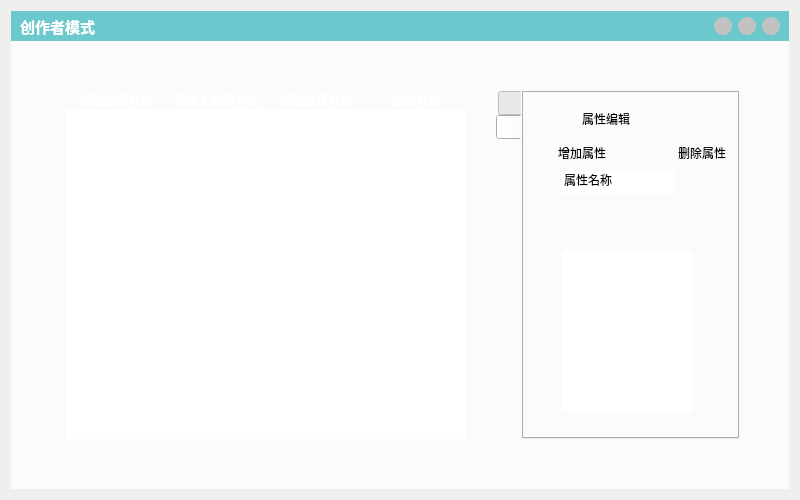
Qt form storyteller_test/framelessWidgetDeveloper.ui (goldenbough0/StoryTeller) before a commit.
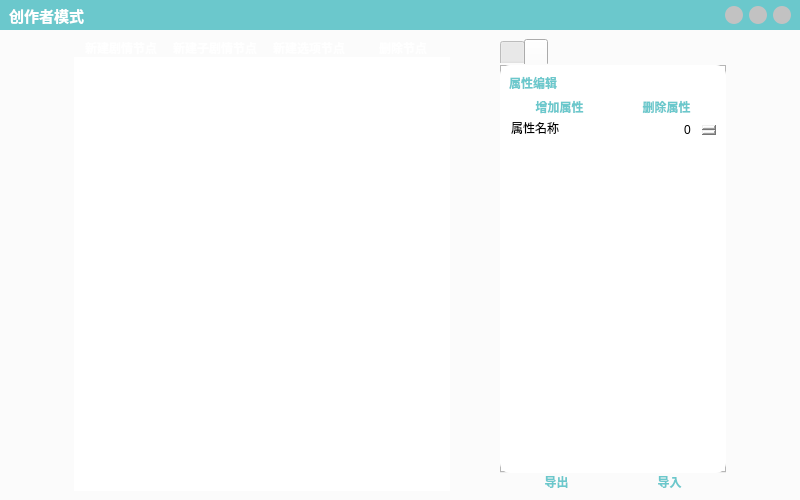
The same form after that commit. The open tabs and pages were chosen to show the change. Icons and pictures are not drawn. Custom widgets are drawn as their Qt base class.

Commit message: update attribute system

Diff of the .ui file:
```diff
--- a/storyteller_test/framelessWidgetDeveloper.ui
+++ b/storyteller_test/framelessWidgetDeveloper.ui
@@ -17,6 +17,21 @@
    <string notr="true"/>
   </property>
   <layout class="QGridLayout" name="gridLayout_2">
+   <property name="leftMargin">
+    <number>0</number>
+   </property>
+   <property name="topMargin">
+    <number>0</number>
+   </property>
+   <property name="rightMargin">
+    <number>0</number>
+   </property>
+   <property name="bottomMargin">
+    <number>0</number>
+   </property>
+   <property name="spacing">
+    <number>0</number>
+   </property>
    <item row="0" column="0">
     <layout class="QGridLayout" name="gridLayout">
      <property name="leftMargin">
@@ -213,35 +228,50 @@
               <property name="styleSheet">
                <string notr="true">#mainDisplayWidget{
 background-color: rgb(251, 251, 251);
-border-image:url(:/photos/rey-seven-_nm_mZ4Cs2I-unsplash.jpg)
+border-image:url(:/photos/lex-melony-R5WSLOYauCg-unsplash.jpg);
 }</string>
               </property>
-              <layout class="QGridLayout" name="gridLayout_3" columnstretch="5,3">
-               <property name="sizeConstraint">
-                <enum>QLayout::SetNoConstraint</enum>
-               </property>
-               <property name="leftMargin">
-                <number>50</number>
-               </property>
-               <property name="topMargin">
-                <number>50</number>
-               </property>
-               <property name="rightMargin">
-                <number>50</number>
-               </property>
-               <property name="bottomMargin">
-                <number>50</number>
-               </property>
-               <property name="horizontalSpacing">
-                <number>30</number>
-               </property>
-               <property name="verticalSpacing">
-                <number>0</number>
-               </property>
+              <layout class="QGridLayout" name="gridLayout_3">
                <item row="0" column="0">
+                <spacer name="verticalSpacer">
+                 <property name="orientation">
+                  <enum>Qt::Vertical</enum>
+                 </property>
+                 <property name="sizeHint" stdset="0">
+                  <size>
+                   <width>20</width>
+                   <height>17</height>
+                  </size>
+                 </property>
+                </spacer>
+               </item>
+               <item row="1" column="0">
+                <layout class="QHBoxLayout" name="horizontalLayout_8" stretch="1,10,1">
+                 <item>
+                  <spacer name="horizontalSpacer_3">
+                   <property name="orientation">
+                    <enum>Qt::Horizontal</enum>
+                   </property>
+                   <property name="sizeHint" stdset="0">
+                    <size>
+                     <width>40</width>
+                     <height>20</height>
+                    </size>
+                   </property>
+                  </spacer>
+                 </item>
+                 <item>
+                  <layout class="QHBoxLayout" name="horizontalLayout_7" stretch="5,3">
+                   <property name="spacing">
+                    <number>50</number>
+                   </property>
+                   <item>
                 <layout class="QVBoxLayout" name="verticalLayout_4">
+                     <property name="spacing">
+                      <number>0</number>
+                     </property>
                  <property name="leftMargin">
-                  <number>5</number>
+                      <number>0</number>
                  </property>
                  <property name="bottomMargin">
                   <number>0</number>
@@ -252,7 +282,7 @@
                     <number>0</number>
                    </property>
                    <item>
-                    <widget class="QtMaterialFlatButton" name="new_story">
+                        <widget class="QtMaterialRaisedButton" name="new_story">
                      <property name="styleSheet">
                       <string notr="true"> QPushButton {
       min-width: 90px;
@@ -278,7 +308,7 @@
                     </widget>
                    </item>
                    <item>
-                    <widget class="QtMaterialFlatButton" name="new_childstory">
+                        <widget class="QtMaterialRaisedButton" name="new_childstory">
                      <property name="styleSheet">
                       <string notr="true">  QPushButton {
       min-width: 90px;
@@ -304,7 +334,7 @@
                     </widget>
                    </item>
                    <item>
-                    <widget class="QtMaterialFlatButton" name="new_choice">
+                        <widget class="QtMaterialRaisedButton" name="new_choice">
                      <property name="styleSheet">
                       <string notr="true">  QPushButton {
       min-width: 90px;
@@ -330,7 +360,7 @@
                     </widget>
                    </item>
                    <item>
-                    <widget class="QtMaterialFlatButton" name="new_delete">
+                        <widget class="QtMaterialRaisedButton" name="new_delete">
                      <property name="styleSheet">
                       <string notr="true">  QPushButton {
       min-width: 90px;
@@ -366,7 +396,12 @@
                  </item>
                 </layout>
                </item>
-               <item row="0" column="1">
+                   <item>
+                    <layout class="QVBoxLayout" name="verticalLayout_2">
+                     <property name="spacing">
+                      <number>0</number>
+                     </property>
+                     <item>
                 <widget class="QTabWidget" name="edit_value">
                  <property name="sizePolicy">
                   <sizepolicy hsizetype="Expanding" vsizetype="Expanding">
@@ -386,8 +421,14 @@
                    <height>360</height>
                   </size>
                  </property>
+                       <property name="styleSheet">
+                        <string notr="true">#edit_value{
+background-color: white;
+border-radius:100px;
+}</string>
+                       </property>
                  <property name="tabPosition">
-                  <enum>QTabWidget::West</enum>
+                        <enum>QTabWidget::North</enum>
                  </property>
                  <property name="tabShape">
                   <enum>QTabWidget::Rounded</enum>
@@ -397,8 +438,8 @@
                  </property>
                  <property name="iconSize">
                   <size>
-                   <width>16</width>
-                   <height>15</height>
+                         <width>5</width>
+                         <height>5</height>
                   </size>
                  </property>
                  <property name="elideMode">
@@ -414,12 +455,24 @@
                   <bool>false</bool>
                  </property>
                  <widget class="QWidget" name="edit_node">
+                        <property name="styleSheet">
+                         <string notr="true">#edit_node{
+background-color: white;}</string>
+                        </property>
                   <attribute name="title">
                    <string/>
                   </attribute>
                   <layout class="QGridLayout" name="gridLayout_5">
                    <item row="0" column="0">
                     <widget class="QLabel" name="node_label">
+                           <property name="styleSheet">
+                            <string notr="true">QLabel{
+
+font-weight:bold;
+color:#6bc8cc;
+border:none;
+}</string>
+                           </property>
                      <property name="text">
                       <string>节点编辑</string>
                      </property>
@@ -440,7 +493,23 @@
                     </widget>
                    </item>
                    <item row="2" column="0">
-                    <widget class="QtMaterialFlatButton" name="save_text_button">
+                          <widget class="QtMaterialRaisedButton" name="save_node_text_button">
+                           <property name="styleSheet">
+                            <string notr="true">  QPushButton {
+      min-width: 90px;
+	  font-family: &quot;Microsoft YaHei&quot;;
+	  font-size:9pt;
+	  font-weight: bold;
+	  color:#6bc8cc;
+  }
+ QPushButton:hover {
+      min-width: 80px;
+	  font-family: &quot;Microsoft YaHei&quot;;
+	  font-size:8pt;
+	  font-weight: bold;
+	  color:#6bc8cc;
+ }</string>
+                           </property>
                      <property name="text">
                       <string>保存文本内容</string>
                      </property>
@@ -448,6 +517,14 @@
                    </item>
                    <item row="3" column="0">
                     <widget class="QLabel" name="node_attribute_label">
+                           <property name="styleSheet">
+                            <string notr="true">QLabel{
+
+font-weight:bold;
+color:#6bc8cc;
+border:none;
+}</string>
+                           </property>
                      <property name="text">
                       <string>属性编辑</string>
                      </property>
@@ -456,16 +533,19 @@
                    <item row="4" column="0">
                     <layout class="QHBoxLayout" name="horizontalLayout">
                      <item>
-                      <widget class="QLineEdit" name="attribute_name_Edit">
+                            <widget class="QLineEdit" name="node_attribute_name_Edit">
                        <property name="text">
                         <string>属性名称</string>
                        </property>
                       </widget>
                      </item>
                      <item>
-                      <widget class="QLineEdit" name="lineEdit_2">
-                       <property name="text">
-                        <string>数值变化/判定</string>
+                            <widget class="QSpinBox" name="node_attribute_value_Edit">
+                             <property name="minimum">
+                              <number>-100</number>
+                             </property>
+                             <property name="maximum">
+                              <number>100</number>
                        </property>
                       </widget>
                      </item>
@@ -477,14 +557,46 @@
                       <number>0</number>
                      </property>
                      <item>
-                      <widget class="QtMaterialFlatButton" name="add_attribute_button">
+                            <widget class="QtMaterialRaisedButton" name="add_node_attribute_button">
+                             <property name="styleSheet">
+                              <string notr="true">  QPushButton {
+      min-width: 90px;
+	  font-family: &quot;Microsoft YaHei&quot;;
+	  font-size:9pt;
+	  font-weight: bold;
+	  color:#6bc8cc;
+  }
+ QPushButton:hover {
+      min-width: 80px;
+	  font-family: &quot;Microsoft YaHei&quot;;
+	  font-size:8pt;
+	  font-weight: bold;
+	  color:#6bc8cc;
+ }</string>
+                             </property>
                        <property name="text">
                         <string>增加</string>
                        </property>
                       </widget>
                      </item>
                      <item>
-                      <widget class="QtMaterialFlatButton" name="delete_attribute_button">
+                            <widget class="QtMaterialRaisedButton" name="delete_node_attribute_button">
+                             <property name="styleSheet">
+                              <string notr="true">  QPushButton {
+      min-width: 90px;
+	  font-family: &quot;Microsoft YaHei&quot;;
+	  font-size:9pt;
+	  font-weight: bold;
+	  color:#6bc8cc;
+  }
+ QPushButton:hover {
+      min-width: 80px;
+	  font-family: &quot;Microsoft YaHei&quot;;
+	  font-size:8pt;
+	  font-weight: bold;
+	  color:#6bc8cc;
+ }</string>
+                             </property>
                        <property name="text">
                         <string>删除</string>
                        </property>
@@ -493,78 +605,196 @@
                     </layout>
                    </item>
                    <item row="6" column="0">
-                    <widget class="QListWidget" name="listWidget_2"/>
+                          <widget class="QListWidget" name="node_attribute_list"/>
                    </item>
                   </layout>
                  </widget>
                  <widget class="QWidget" name="edit_attribute">
+                        <property name="styleSheet">
+                         <string notr="true">#edit_attribute{
+background-color: white;
+border-radius:10px;
+}</string>
+                        </property>
                   <attribute name="title">
                    <string/>
                   </attribute>
+                        <layout class="QGridLayout" name="gridLayout_6">
+                         <item row="0" column="0">
                   <widget class="QLabel" name="label_4">
-                   <property name="geometry">
-                    <rect>
-                     <x>60</x>
-                     <y>20</y>
-                     <width>81</width>
-                     <height>16</height>
-                    </rect>
+                           <property name="styleSheet">
+                            <string notr="true">QLabel{
+
+font-weight:bold;
+color:#6bc8cc;
+border:none;
+}</string>
                    </property>
                    <property name="text">
                     <string>属性编辑</string>
                    </property>
                   </widget>
-                  <widget class="QPushButton" name="pushButton_4">
-                   <property name="geometry">
-                    <rect>
-                     <x>20</x>
-                     <y>50</y>
-                     <width>80</width>
-                     <height>24</height>
-                    </rect>
+                         </item>
+                         <item row="1" column="0">
+                          <layout class="QHBoxLayout" name="horizontalLayout_4">
+                           <item>
+                            <widget class="QtMaterialFlatButton" name="add_attribute_btn">
+                             <property name="styleSheet">
+                              <string notr="true">  QPushButton {
+      min-width: 90px;
+	  font-family: &quot;Microsoft YaHei&quot;;
+	  font-size:9pt;
+	  font-weight: bold;
+	  color:#6bc8cc;
+  }
+ QPushButton:hover {
+      min-width: 80px;
+	  font-family: &quot;Microsoft YaHei&quot;;
+	  font-size:8pt;
+	  font-weight: bold;
+	  color:#6bc8cc;
+ }</string>
                    </property>
                    <property name="text">
                     <string>增加属性</string>
                    </property>
                   </widget>
-                  <widget class="QPushButton" name="pushButton_5">
-                   <property name="geometry">
-                    <rect>
-                     <x>140</x>
-                     <y>50</y>
-                     <width>80</width>
-                     <height>24</height>
-                    </rect>
+                           </item>
+                           <item>
+                            <widget class="QtMaterialFlatButton" name="delete_attribute_btn">
+                             <property name="styleSheet">
+                              <string notr="true">  QPushButton {
+      min-width: 90px;
+	  font-family: &quot;Microsoft YaHei&quot;;
+	  font-size:9pt;
+	  font-weight: bold;
+	  color:#6bc8cc;
+  }
+ QPushButton:hover {
+      min-width: 80px;
+	  font-family: &quot;Microsoft YaHei&quot;;
+	  font-size:8pt;
+	  font-weight: bold;
+	  color:#6bc8cc;
+ }</string>
                    </property>
                    <property name="text">
                     <string>删除属性</string>
                    </property>
                   </widget>
-                  <widget class="QListWidget" name="listWidget">
-                   <property name="geometry">
-                    <rect>
-                     <x>40</x>
-                     <y>160</y>
-                     <width>131</width>
-                     <height>161</height>
-                    </rect>
-                   </property>
-                  </widget>
-                  <widget class="QLineEdit" name="lineEdit">
-                   <property name="geometry">
-                    <rect>
-                     <x>40</x>
-                     <y>80</y>
-                     <width>113</width>
-                     <height>23</height>
-                    </rect>
+                           </item>
+                          </layout>
+                         </item>
+                         <item row="2" column="0">
+                          <layout class="QHBoxLayout" name="horizontalLayout_5">
+                           <item>
+                            <widget class="QLineEdit" name="attribute_name_edit">
+                             <property name="styleSheet">
+                              <string notr="true">QLabel{
+
+font-weight:bold;
+color:#6bc8cc;
+border:none;
+}</string>
                    </property>
                    <property name="text">
                     <string>属性名称</string>
                    </property>
                   </widget>
-                 </widget>
-                </widget>
+                           </item>
+                           <item>
+                            <widget class="QSpinBox" name="attribute_value_edit"/>
+                           </item>
+                          </layout>
+                         </item>
+                         <item row="3" column="0">
+                          <widget class="QListWidget" name="attribute_list"/>
+                         </item>
+                        </layout>
+                       </widget>
+                      </widget>
+                     </item>
+                     <item>
+                      <layout class="QHBoxLayout" name="horizontalLayout_6">
+                       <item>
+                        <widget class="QtMaterialRaisedButton" name="file_out">
+                         <property name="styleSheet">
+                          <string notr="true">  QPushButton {
+      min-width: 90px;
+	  font-family: &quot;Microsoft YaHei&quot;;
+	  font-size:9pt;
+	  font-weight: bold;
+	  color:#6bc8cc;
+  }
+ QPushButton:hover {
+      min-width: 80px;
+	  font-family: &quot;Microsoft YaHei&quot;;
+	  font-size:8pt;
+	  font-weight: bold;
+	  color:#6bc8cc;
+ }</string>
+                         </property>
+                         <property name="text">
+                          <string>导出</string>
+                         </property>
+                        </widget>
+                       </item>
+                       <item>
+                        <widget class="QtMaterialRaisedButton" name="file_in">
+                         <property name="styleSheet">
+                          <string notr="true">  QPushButton {
+      min-width: 90px;
+	  font-family: &quot;Microsoft YaHei&quot;;
+	  font-size:9pt;
+	  font-weight: bold;
+	  color:#6bc8cc;
+  }
+ QPushButton:hover {
+      min-width: 80px;
+	  font-family: &quot;Microsoft YaHei&quot;;
+	  font-size:8pt;
+	  font-weight: bold;
+	  color:#6bc8cc;
+ }</string>
+                         </property>
+                         <property name="text">
+                          <string>导入</string>
+                         </property>
+                        </widget>
+                       </item>
+                      </layout>
+                     </item>
+                    </layout>
+                   </item>
+                  </layout>
+                 </item>
+                 <item>
+                  <spacer name="horizontalSpacer_4">
+                   <property name="orientation">
+                    <enum>Qt::Horizontal</enum>
+                   </property>
+                   <property name="sizeHint" stdset="0">
+                    <size>
+                     <width>40</width>
+                     <height>20</height>
+                    </size>
+                   </property>
+                  </spacer>
+                 </item>
+                </layout>
+               </item>
+               <item row="2" column="0">
+                <spacer name="verticalSpacer_2">
+                 <property name="orientation">
+                  <enum>Qt::Vertical</enum>
+                 </property>
+                 <property name="sizeHint" stdset="0">
+                  <size>
+                   <width>20</width>
+                   <height>13</height>
+                  </size>
+                 </property>
+                </spacer>
                </item>
               </layout>
              </widget>
@@ -584,7 +814,12 @@
   <customwidget>
    <class>QtMaterialFlatButton</class>
    <extends>QPushButton</extends>
-   <header location="global">qtmaterialflatbutton.h</header>
+   <header>qtmaterialflatbutton.h</header>
+  </customwidget>
+  <customwidget>
+   <class>QtMaterialRaisedButton</class>
+   <extends>QPushButton</extends>
+   <header location="global">qtmaterialraisedbutton.h</header>
   </customwidget>
  </customwidgets>
  <resources/>
```
Lines whose indentation alone changed are shown as unchanged. The commit also changes 8 other files.
